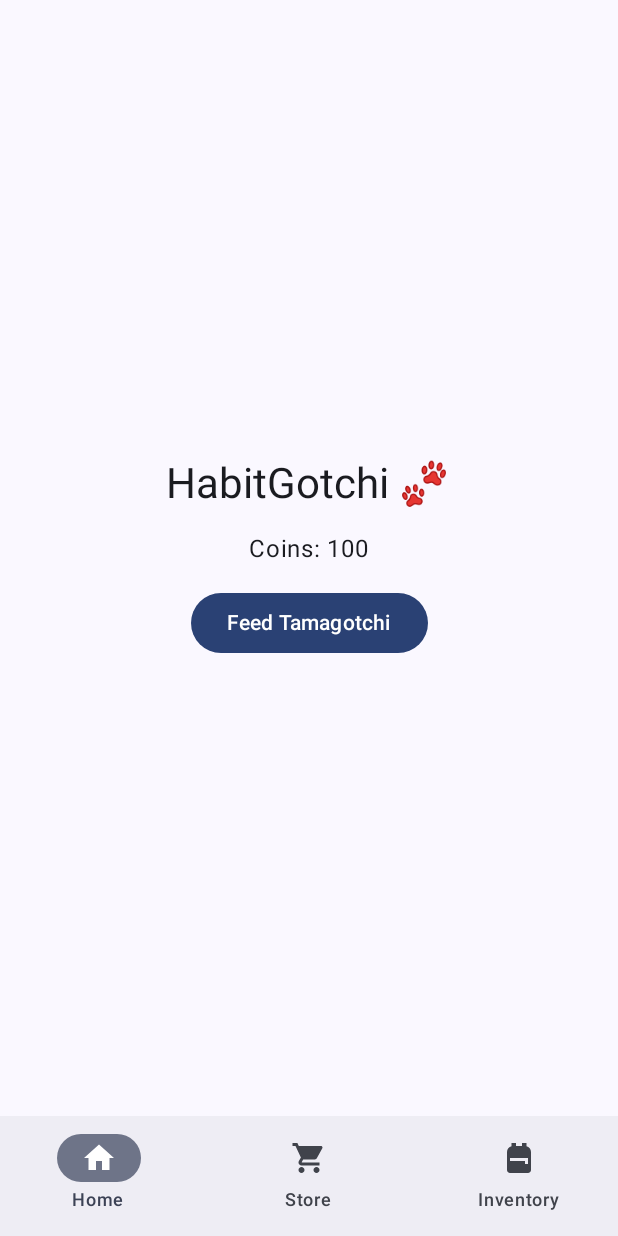
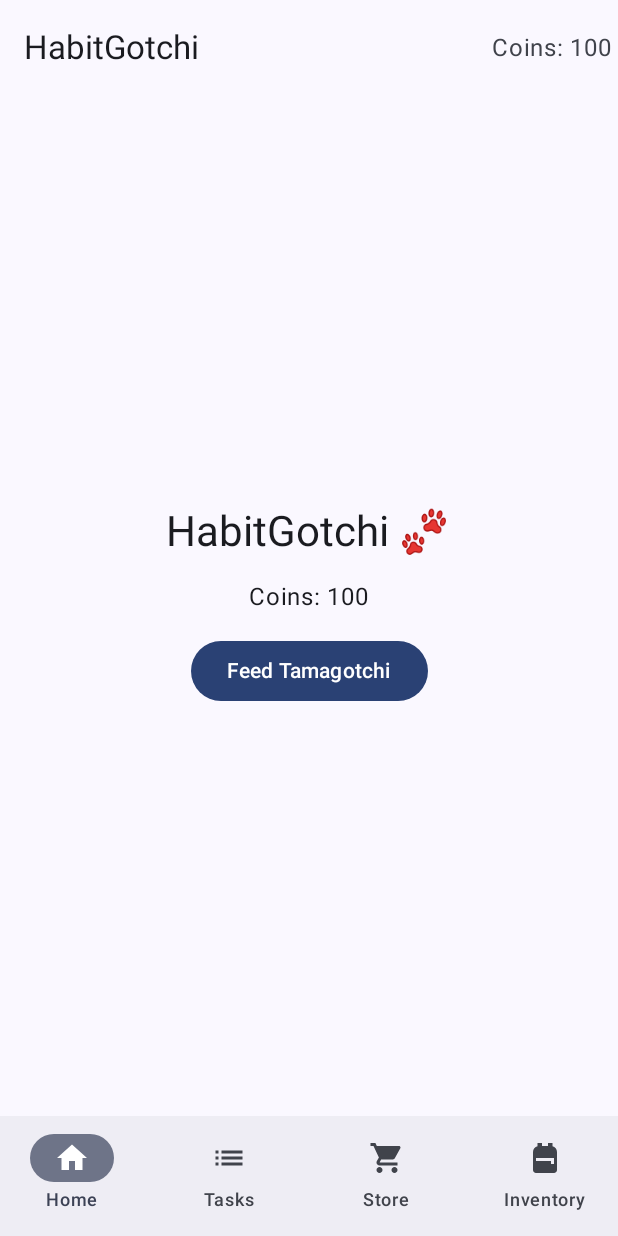
Before and after one commit to ASpoonfulOfSalt/tamagotchi-app, an Android app built with Jetpack Compose: the screen it shows after launch (MainActivity), on a phone screen of 412 x 824 dp. Run offline under Robolectric (Android 15) with nearby library versions, the light colour scheme and no system bars; our stand-ins replace Room's generated code.

Commit message:
Added tasks screen and top bar to MainActivity. Deleted mainscreen.

```diff
--- a/app/src/main/java/com/cse/tamagotchi/MainActivity.kt
+++ b/app/src/main/java/com/cse/tamagotchi/MainActivity.kt
@@ -11,6 +11,7 @@
 import androidx.compose.material.icons.Icons
 import androidx.compose.material.icons.filled.Backpack
 import androidx.compose.material.icons.filled.Home
+import androidx.compose.material.icons.filled.List
 import androidx.compose.material.icons.filled.ShoppingCart
 import androidx.compose.material3.Icon
 import androidx.compose.material3.NavigationBar
@@ -32,9 +33,12 @@
 import com.cse.tamagotchi.ui.HomeScreen
 import com.cse.tamagotchi.ui.InventoryScreen
 import com.cse.tamagotchi.ui.StoreScreen
+import com.cse.tamagotchi.ui.TaskScreen
+import com.cse.tamagotchi.ui.navigation.HabitGotchiTopBar
 import com.cse.tamagotchi.ui.theme.TamagotchiTheme
 import com.cse.tamagotchi.viewmodel.StoreViewModel
 import com.cse.tamagotchi.viewmodel.StoreViewModelFactory
+import com.cse.tamagotchi.viewmodel.TaskViewModel
 import kotlinx.coroutines.launch
 
 class MainActivity : ComponentActivity() {
@@ -52,13 +56,17 @@
 @Composable
 fun MainApp() {
     val application = LocalContext.current.applicationContext as Application
+
     val storeViewModel: StoreViewModel = viewModel(factory = StoreViewModelFactory(application))
-
     val storeUiState by storeViewModel.uiState.collectAsState()
     val userCoins = storeUiState.userCoins
 
+    val taskViewModel: TaskViewModel = viewModel()
+    val tasks by taskViewModel.tasks.collectAsState(initial = emptyList())
+
     val snackbarHostState = remember { SnackbarHostState() }
-    val pagerState = rememberPagerState(pageCount = { 3 })
+    val pagerState = rememberPagerState(initialPage = 0, pageCount = { 4 })
+    val scope = rememberCoroutineScope()
 
     LaunchedEffect(storeUiState.purchaseMessage) {
         storeUiState.purchaseMessage?.let {
@@ -68,6 +76,7 @@
     }
 
     Scaffold(
+        topBar = { HabitGotchiTopBar(coins = userCoins) },
         snackbarHost = { SnackbarHost(snackbarHostState) },
         bottomBar = { AppBottomNavigation(pagerState = pagerState) }
     ) { innerPadding ->
@@ -80,8 +89,12 @@
                     coins = userCoins,
                     onFeedClick = { storeViewModel.addCoins(10) }
                 )
-                1 -> StoreScreen(viewModel = storeViewModel)
-                2 -> InventoryScreen(viewModel = storeViewModel)
+                1 -> TaskScreen(
+                    tasks = tasks,
+                    onTaskClick = { taskId -> taskViewModel.completeTask(taskId) }
+                )
+                2 -> StoreScreen(viewModel = storeViewModel)
+                3 -> InventoryScreen(viewModel = storeViewModel)
             }
         }
     }
@@ -100,17 +113,24 @@
         )
 
         NavigationBarItem(
-            icon = { Icon(Icons.Filled.ShoppingCart, contentDescription = "Store") },
-            label = { Text("Store") },
+            icon = { Icon(Icons.Filled.List, contentDescription = "Tasks") },
+            label = { Text("Tasks") },
             selected = pagerState.currentPage == 1,
             onClick = { scope.launch { pagerState.animateScrollToPage(1) } }
         )
 
         NavigationBarItem(
+            icon = { Icon(Icons.Filled.ShoppingCart, contentDescription = "Store") },
+            label = { Text("Store") },
+            selected = pagerState.currentPage == 2,
+            onClick = { scope.launch { pagerState.animateScrollToPage(2) } }
+        )
+
+        NavigationBarItem(
             icon = { Icon(Icons.Filled.Backpack, contentDescription = "Inventory") },
             label = { Text("Inventory") },
-            selected = pagerState.currentPage == 2,
-            onClick = { scope.launch { pagerState.animateScrollToPage(2) } }
+            selected = pagerState.currentPage == 3,
+            onClick = { scope.launch { pagerState.animateScrollToPage(3) } }
         )
     }
 }
```
Also changed, not shown: app/src/main/java/com/cse/tamagotchi/ui/MainScreen.kt (deleted, +0 -54 lines).
